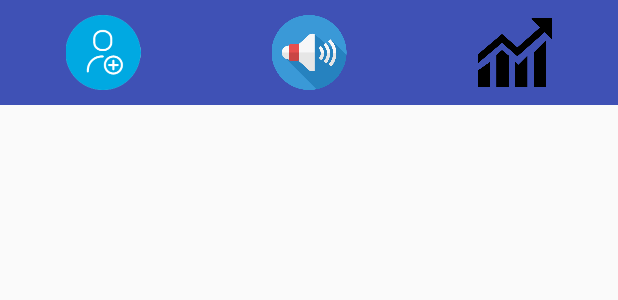
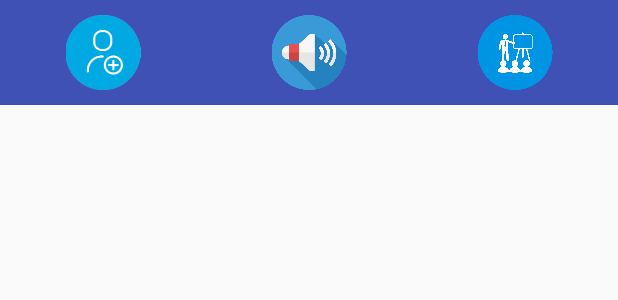
Before and after one commit to ewlight/aparat-androidapp, an Android app: the layout activity_group_detail.xml on its own in the app's theme, with its tools: preview values and no code run, on a phone screen of 412 x 824 dp. Shown: the top 300 px of the screen. Run offline under Robolectric (Android 15) with nearby library versions, the light colour scheme and no system bars; plain views replace CircleProgressBar.

Commit message:
[EKA] Change Icon attendee

```diff
--- a/aparatapp/app/src/main/res/layout/activity_group_detail.xml
+++ b/aparatapp/app/src/main/res/layout/activity_group_detail.xml
@@ -30,7 +30,7 @@
     <ImageView
         android:layout_width="50dp"
         android:layout_height="50dp"
-        android:src="@drawable/data"
+        android:src="@drawable/icon_attendee"
         android:layout_gravity="right"
         android:layout_weight="1"/>
 </LinearLayout>
```
Also changed, not shown: aparatapp/app/src/main/res/drawable/icon_attendee.png (added).
